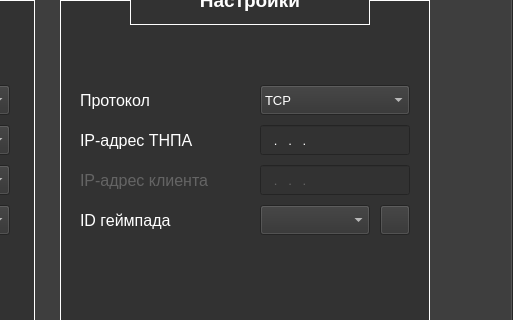
PolarStarWalker/PolarUV-client, file src/MainWindow/MainWindow.ui: the form before one commit; both pictures show x 887 to 1400 and y 137 to 457 of the 1400 by 790 pixel window.
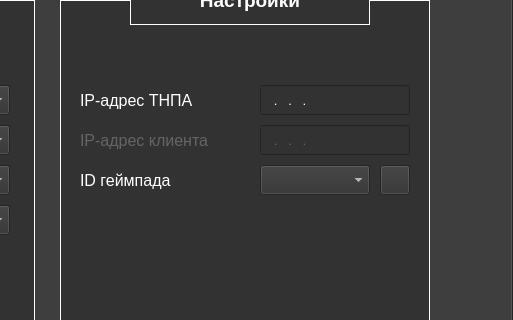
The form after the commit. The open tabs and pages were chosen to show the change. Icons and pictures are not drawn.

Commit message: Новая интуитивная иконка

What changed in the file:
```diff
--- a/src/MainWindow/MainWindow.ui
+++ b/src/MainWindow/MainWindow.ui
@@ -3913,7 +3913,7 @@
        <property name="geometry">
         <rect>
          <x>20</x>
-         <y>120</y>
+         <y>80</y>
          <width>171</width>
          <height>41</height>
         </rect>
@@ -3953,7 +3953,7 @@
         <property name="geometry">
          <rect>
           <x>200</x>
-          <y>125</y>
+          <y>85</y>
           <width>150</width>
           <height>30</height>
          </rect>
@@ -3972,7 +3972,7 @@
         <property name="geometry">
          <rect>
           <x>200</x>
-          <y>205</y>
+          <y>165</y>
           <width>110</width>
           <height>30</height>
          </rect>
@@ -3982,7 +3982,7 @@
         <property name="geometry">
          <rect>
           <x>320</x>
-          <y>205</y>
+          <y>165</y>
           <width>30</width>
           <height>30</height>
          </rect>
@@ -4023,7 +4023,7 @@
         <property name="geometry">
          <rect>
           <x>200</x>
-          <y>165</y>
+          <y>125</y>
           <width>150</width>
           <height>30</height>
          </rect>
@@ -4045,7 +4045,7 @@
         <property name="geometry">
          <rect>
           <x>20</x>
-          <y>160</y>
+          <y>120</y>
           <width>171</width>
           <height>41</height>
          </rect>
@@ -4063,54 +4063,12 @@
          <string>IP-адрес клиента</string>
         </property>
        </widget>
-       <widget class="QLabel" name="ProtocolLabel">
-        <property name="geometry">
-         <rect>
-          <x>20</x>
-          <y>80</y>
-          <width>171</width>
-          <height>41</height>
-         </rect>
-        </property>
-        <property name="font">
-         <font>
-          <family>Arial</family>
-          <pointsize>12</pointsize>
-          <weight>50</weight>
-          <bold>false</bold>
-          <kerning>true</kerning>
-         </font>
-        </property>
-        <property name="text">
-         <string>Протокол</string>
-        </property>
-       </widget>
-       <widget class="QComboBox" name="ProtocolComboBox">
-        <property name="geometry">
-         <rect>
-          <x>200</x>
-          <y>85</y>
-          <width>150</width>
-          <height>30</height>
-         </rect>
-        </property>
-        <item>
-         <property name="text">
-          <string>TCP</string>
-         </property>
-        </item>
-        <item>
-         <property name="text">
-          <string>UDP</string>
-         </property>
-        </item>
-       </widget>
       </widget>
       <widget class="QLabel" name="GamepadLabel">
        <property name="geometry">
         <rect>
          <x>20</x>
-         <y>200</y>
+         <y>160</y>
          <width>171</width>
          <height>41</height>
         </rect>
```
The commit also changes 1 other file.
